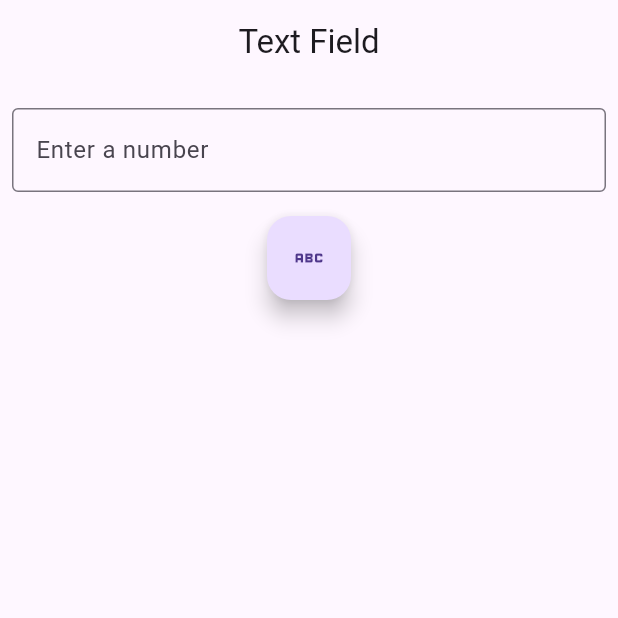
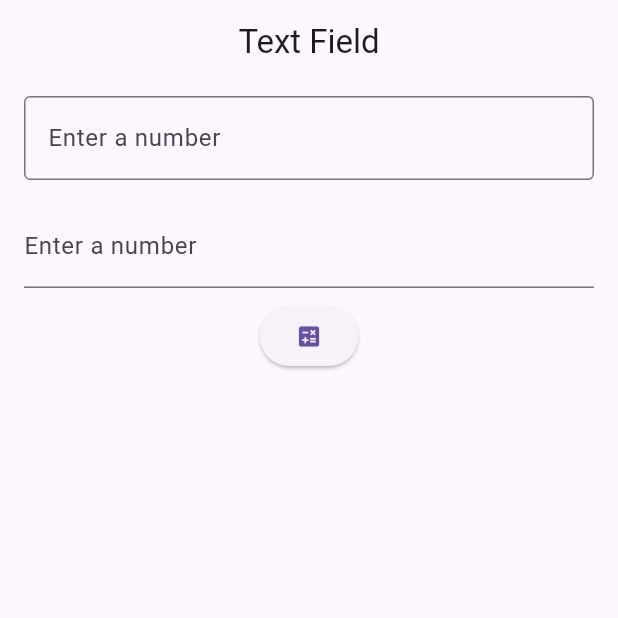
Before and after one commit to Moayadooh/Flutter_practise, a Flutter app: the screen it shows after launch, on a phone screen of 412 x 824 dp, the top half of it. Run offline on Flutter 3.47's test engine with Material 3 defaults, Android fonts, the phone set to English and light mode, and no system bars.

Commit message:
Handle changes to a text field

```diff
--- a/input_and_forms/lib/text_field_demo.dart
+++ b/input_and_forms/lib/text_field_demo.dart
@@ -10,11 +10,24 @@ class TextFieldDemo extends StatefulWidget {
 }
 
 class _TextFieldDemo extends State<TextFieldDemo> {
-  final myController = TextEditingController();
+  final num1Controller = TextEditingController();
+  final num2Controller = TextEditingController();
+
+  void _printText() {
+    final text = num1Controller.text;
+    print(text);
+  }
+
+  @override
+  void initState() {
+    num1Controller.addListener(_printText);
+    super.initState();
+  }
 
   @override
   void dispose() {
-    myController.dispose();
+    num1Controller.dispose();
+    num2Controller.dispose();
     super.dispose();
   }
 
@@ -24,43 +37,50 @@ class _TextFieldDemo extends State<TextFieldDemo> {
       children: [
         Padding(
           padding: const EdgeInsets.symmetric(
-            vertical: 16,
-            horizontal: 8,
+            horizontal: 16,
+            vertical: 8,
           ),
-          child: TextField(
+          child: TextFormField(
             decoration: const InputDecoration(
               border: OutlineInputBorder(),
               hintText: 'Enter a number',
             ),
-            controller: myController,
+            controller: num1Controller,
+            onChanged: (value) {
+              //print(value);
+            },
           ),
         ),
-        FloatingActionButton(
+        Padding(
+          padding: const EdgeInsets.symmetric(
+            horizontal: 16,
+            vertical: 8,
+          ),
+          child: TextField(
+            decoration: const InputDecoration(
+              border: UnderlineInputBorder(),
+              label: Text('Enter a number'),
+            ),
+            controller: num2Controller,
+          ),
+        ),
+        ElevatedButton(
           onPressed: () {
             showDialog(
-              context: context,
-              builder: (context) {
-                return AlertDialog(
-                  content: Text(myController.text),
-                );
-              },
-            );
+                context: context,
+                builder: (context) {
+                  var total = int.parse(num1Controller.text) +
+                      int.parse(num2Controller.text);
+                  num1Controller.text = '';
+                  return AlertDialog(
+                    content: Text(total.toString()),
+                  );
+                });
           },
-          tooltip: 'Show the value',
-          child: const Icon(Icons.abc),
+          child: const Icon(
+            Icons.calculate,
+          ),
         ),
-        /* Padding(
-          padding: const EdgeInsets.symmetric(
-            vertical: 16,
-            horizontal: 8,
-          ),
-          child: TextFormField(
-            decoration: const InputDecoration(
-              border: UnderlineInputBorder(),
-              labelText: 'Enter a number',
-            ),
-          ),
-        ), */
       ],
     );
   }
```
